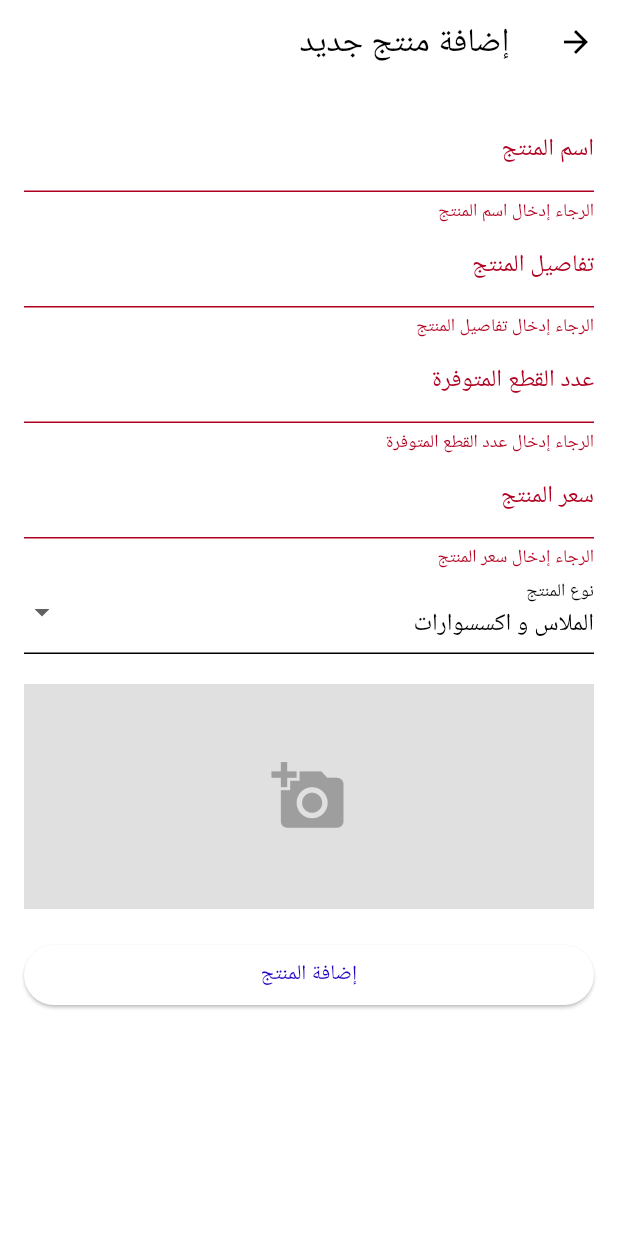
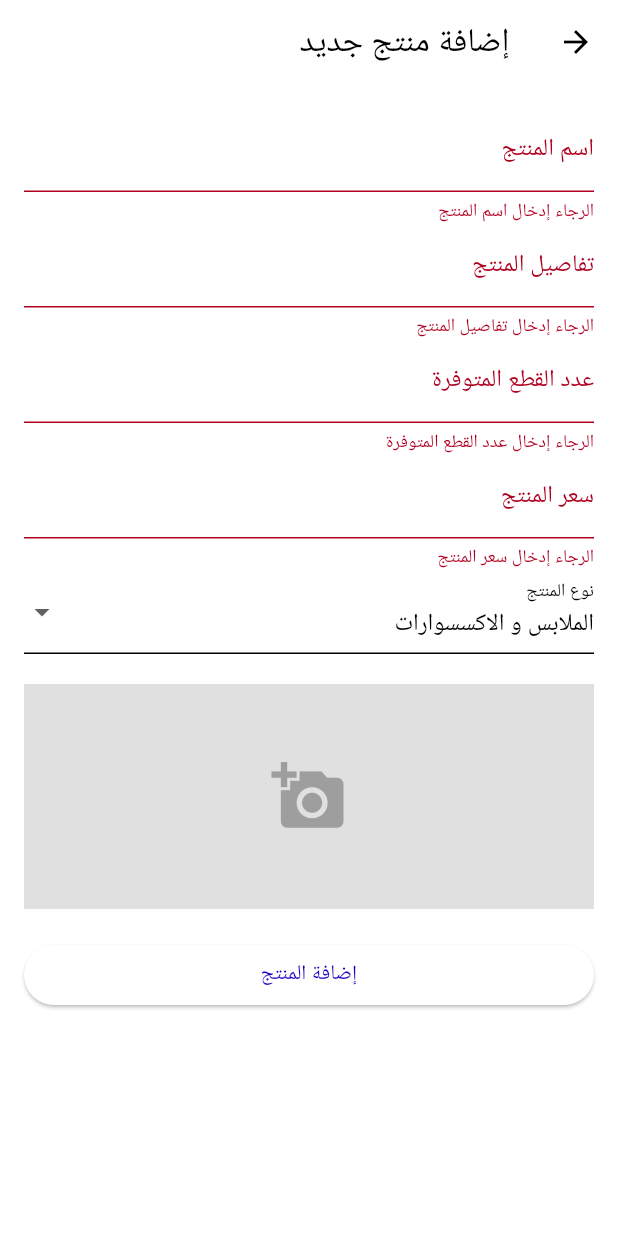
Before and after one commit to Amraoui-Chihab/tiger_cash, a Flutter app: the AddProductPage screen opened directly, after a tap on "إضافة المنتج", on a phone screen of 412 x 824 dp. Run offline on Flutter 3.47's test engine with Material 3 defaults, Android fonts, the phone set to English and light mode, and no system bars; our stand-ins replace cached_network_image, cloud_firestore, firebase_core, flutter_smart_dialog, get, get_storage and 3 more; missing offline and left inert: clipboard, device_information, firebase_auth_web, firebase_core_web; accounts and stored records are empty; network calls fail.

Commit message:
تصحصح اخطاء

```diff
--- a/lib/controler/apidata.dart
+++ b/lib/controler/apidata.dart
@@ -24,7 +24,7 @@ class ApiData {
     String tokrn = box.read("token");
 
     try {
-      Uri uri = Uri.parse("http://192.168.40.1:8000/$endpoint");
+      Uri uri = Uri.parse("https://tigercashiraq.xyz/$endpoint");
       x = await http.post(uri,
           headers: {
             'Accept': 'application/json',
--- a/lib/controler/store_getx.dart
+++ b/lib/controler/store_getx.dart
@@ -9,7 +9,7 @@ import 'package:tigercashiraq/model/user.dart';
 
 class StoreController extends GetxController {
   var categories =
-      ["الملاس و اكسسوارات", "الاجهزة الاكهربائي", "منتجات اخرى"].obs;
+      ["الملابس و الاكسسوارات", "الاجهزة الكهربائية", "منتجات اخرى"].obs;
   var selectedCategory = 0.obs;
   var selectedTipy = "clothes".obs;
   var products = <dynamic>[].obs;
--- a/lib/view/home_page.dart
+++ b/lib/view/home_page.dart
@@ -43,7 +43,7 @@ class MyHomePage extends StatelessWidget {
                     ),
                   ),
                   MyButton(
-                      label: const Text("مضاعفت العداد"),
+                      label: const Text("مضاعفة العداد"),
                       icon: const Icon(Icons.assured_workload),
                       onPressed: () {
                         // controller.getuserInfo();
--- a/pubspec.yaml
+++ b/pubspec.yaml
@@ -16,7 +16,7 @@ publish_to: 'none' # Remove this line if you wish to publish to pub.dev
 # https://developer.apple.com/library/archive/documentation/General/Reference/InfoPlistKeyReference/Articles/CoreFoundationKeys.html
 # In Windows, build-name is used as the major, minor, and patch parts
 # of the product and file versions while build-number is used as the build suffix.
-version: 1.1.1+1
+version: 1.1.2+1
 
 environment:
   sdk: '>=3.4.0 <4.0.0'
```
Also changed, not shown: lib/controler/login_getx.dart (+2 -7 lines).
